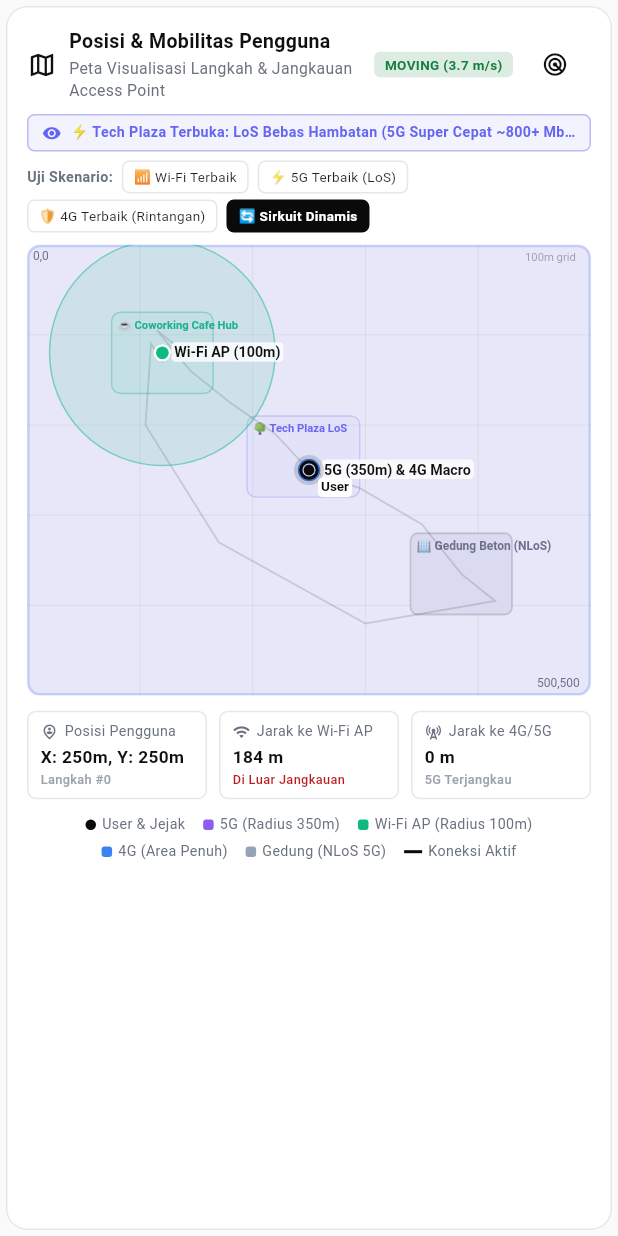
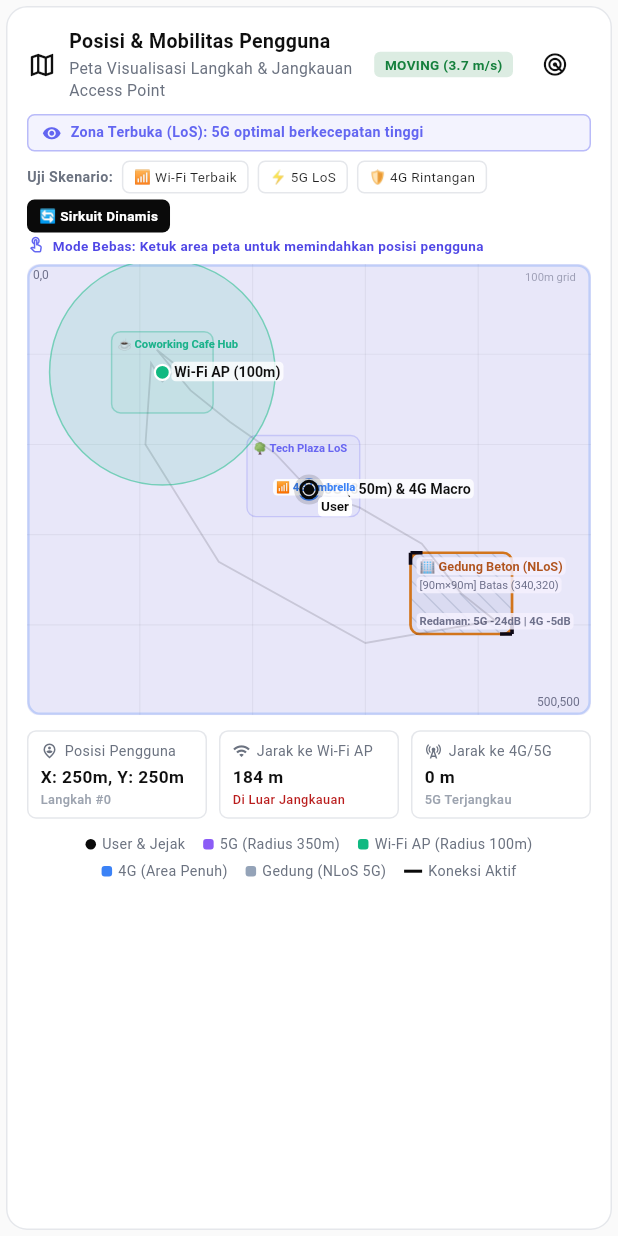
Before and after one commit to fritzuu/wmc-handsign, a Flutter app: the SimulationMapCard widget shown alone on an empty page, opened directly, on a phone screen of 412 x 824 dp. Run offline on Flutter 3.47's test engine with Material 3 defaults, Android fonts, the phone set to English and light mode, and no system bars; our stand-ins replace go_router, shared_preferences; accounts and stored records are empty; statements that could not run were skipped.

Commit message:
feat(map): render concrete architectural hatching, boundary brackets, and physical obstacle specifications

```diff
--- a/mobile/lib/widgets/simulation_map_card.dart
+++ b/mobile/lib/widgets/simulation_map_card.dart
@@ -128,24 +128,24 @@ class _SimulationMapCardState extends State<SimulationMapCard> {
                 if (isInObstacle) {
                   bannerColor = AppTheme.errorRed;
                   bannerIcon = Icons.domain_disabled;
-                  bannerText = '🏢 NLoS Gedung Beton: 5G Teredam -24dB ➔ 4G Menjadi Penyelamat #1';
+                  bannerText = 'Zona Rintangan (NLoS): 5G teredam -24dB, dialihkan ke 4G';
                 } else if (distWifi <= 70.0) {
                   bannerColor = const Color(0xFF10B981); // Emerald / Teal
                   bannerIcon = Icons.wifi_tethering;
-                  bannerText = '☕ Coworking Cafe Hub: Wi-Fi Optimal (Latensi Rendah 8ms, Hemat Biaya)';
+                  bannerText = 'Zona Wi-Fi Cafe: Latensi rendah 8ms, hemat kuota';
                 } else if (is5gInRange) {
                   bannerColor = const Color(0xFF6366F1); // Indigo
                   bannerIcon = Icons.visibility;
-                  bannerText = '⚡ Tech Plaza Terbuka: LoS Bebas Hambatan (5G Super Cepat ~800+ Mbps)';
+                  bannerText = 'Zona Terbuka (LoS): 5G optimal berkecepatan tinggi';
                 } else {
                   bannerColor = const Color(0xFF3B82F6); // Blue
                   bannerIcon = Icons.directions_walk;
-                  bannerText = '🚶 Koridor Mobilitas: Di Bawah Jangkauan Payung Luas 4G LTE';
+                  bannerText = 'Zona Koridor: Jangkauan stabil 4G LTE';
                 }
 
                 return Container(
                   margin: const EdgeInsets.only(top: 8, bottom: 6),
-                  padding: const EdgeInsets.symmetric(horizontal: 9, vertical: 4.5),
+                  padding: const EdgeInsets.symmetric(horizontal: 9, vertical: 5),
                   decoration: BoxDecoration(
                     color: bannerColor.withValues(alpha: isDark ? 0.15 : 0.08),
                     borderRadius: BorderRadius.circular(5),
@@ -168,8 +168,10 @@ class _SimulationMapCardState extends State<SimulationMapCard> {
                             fontSize: 9.5,
                             fontWeight: FontWeight.bold,
                             color: bannerColor,
+                            height: 1.25,
                           ),
-                          overflow: TextOverflow.ellipsis,
+                          maxLines: 2,
+                          softWrap: true,
                         ),
                       ),
                     ],
@@ -200,14 +202,14 @@ class _SimulationMapCardState extends State<SimulationMapCard> {
                   borderColor: context.borderColor,
                 ),
                 _ScenarioChip(
-                  label: '⚡ 5G Terbaik (LoS)',
+                  label: '⚡ 5G LoS',
                   isActive: activeScenario == SimulationPresetScenario.fiveGLineOfSight,
                   onTap: () => controller.applyPresetScenario(SimulationPresetScenario.fiveGLineOfSight),
                   isDark: isDark,
                   borderColor: context.borderColor,
                 ),
                 _ScenarioChip(
-                  label: '🛡️ 4G Terbaik (Rintangan)',
+                  label: '🛡️ 4G Rintangan',
                   isActive: activeScenario == SimulationPresetScenario.fourGObstacle,
                   onTap: () => controller.applyPresetScenario(SimulationPresetScenario.fourGObstacle),
                   isDark: isDark,
@@ -222,16 +224,49 @@ class _SimulationMapCardState extends State<SimulationMapCard> {
                 ),
               ],
             ),
-            const SizedBox(height: 8),
+            // Panduan Sandbox Interaktif
+            Padding(
+              padding: const EdgeInsets.only(top: 2.0, bottom: 6.0),
+              child: Row(
+                children: [
+                  const Icon(Icons.touch_app_outlined, size: 12, color: Color(0xFF6366F1)),
+                  const SizedBox(width: 5),
+                  Expanded(
+                    child: Text(
+                      'Mode Bebas: Ketuk area peta untuk memindahkan posisi pengguna',
+                      style: TextStyle(
+                        fontSize: 9,
+                        fontWeight: FontWeight.w600,
+                        color: isDark ? const Color(0xFFA5B4FC) : const Color(0xFF4F46E5),
+                      ),
+                      maxLines: 2,
+                      softWrap: true,
+                    ),
+                  ),
+                ],
+              ),
+            ),
 
-            // Canvas Peta 2D
+            // Canvas Peta 2D dengan Interaksi Tap-to-Place
             ClipRRect(
               borderRadius: BorderRadius.circular(8),
               child: Container(
                 color: isDark ? const Color(0xFF141414) : const Color(0xFFF1F5F9),
                 child: AspectRatio(
                   aspectRatio: 1.25,
+                  child: LayoutBuilder(
+                    builder: (context, constraints) {
+                      return GestureDetector(
+                        behavior: HitTestBehavior.opaque,
+                        onTapDown: (details) {
+                          final double localX = details.localPosition.dx;
+                          final double localY = details.localPosition.dy;
+                          final double simX = (localX / constraints.maxWidth * 500.0).clamp(0.0, 500.0);
+                          final double simY = (localY / constraints.maxHeight * 500.0).clamp(0.0, 500.0);
+                          controller.teleportUser(MobilityPoint(simX, simY));
+                        },
                         child: CustomPaint(
+                          size: Size(constraints.maxWidth, constraints.maxHeight),
                           painter: _SimulationCanvasPainter(
                             userPosition: userPos,
                             history: controller.history,
@@ -247,6 +282,9 @@ class _SimulationMapCardState extends State<SimulationMapCard> {
                             primaryTextColor: context.textPrimaryColor,
                             secondaryTextColor: context.textSecondaryColor,
                           ),
+                        ),
+                      );
+                    },
                   ),
                 ),
               ),
@@ -579,27 +617,87 @@ class _SimulationCanvasPainter extends CustomPainter {
       final obsBottomRight = toCanvas(obs.x + obs.width, obs.y + obs.height);
       final obsRect = Rect.fromPoints(obsTopLeft, obsBottomRight);
 
+      // 1. Background Gedung Beton
       final obsFill = Paint()
-        ..color = isDark ? const Color(0xFF222222) : const Color(0xFFE2E8F0)
+        ..color = isInObstacle
+            ? (isDark ? const Color(0xFF450A0A).withValues(alpha: 0.50) : const Color(0xFFFEE2E2))
+            : (isDark ? const Color(0xFF1E2530) : const Color(0xFFE2E8F0))
         ..style = PaintingStyle.fill;
-      canvas.drawRRect(RRect.fromRectAndRadius(obsRect, const Radius.circular(5)), obsFill);
+      canvas.drawRRect(RRect.fromRectAndRadius(obsRect, const Radius.circular(6)), obsFill);
 
+      // 2. Pola Arsir Arsitektur Beton (Diagonal Cross-Hatching)
+      final hatchPaint = Paint()
+        ..color = (isInObstacle ? AppTheme.errorRed : const Color(0xFF94A3B8)).withValues(alpha: isDark ? 0.35 : 0.40)
+        ..style = PaintingStyle.stroke
+        ..strokeWidth = 1.0;
+      canvas.save();
+      canvas.clipRRect(RRect.fromRectAndRadius(obsRect, const Radius.circular(6)));
+      const hatchSpacing = 12.0;
+      final totalWidth = obsRect.width + obsRect.height;
+      for (double i = -obsRect.height; i < totalWidth; i += hatchSpacing) {
+        canvas.drawLine(
+          Offset(obsRect.left + i, obsRect.top),
+          Offset(obsRect.left + i + obsRect.height, obsRect.bottom),
+          hatchPaint,
+        );
+      }
+      canvas.restore();
+
+      // 3. Batas Dinding Fisik Rintangan (Clear Solid Structural Wall Border)
       final obsBorder = Paint()
         ..color = isInObstacle
-            ? AppTheme.errorRed.withValues(alpha: 0.7)
-            : (isDark ? Colors.white.withValues(alpha: 0.15) : Colors.black.withValues(alpha: 0.15))
+            ? AppTheme.errorRed
+            : (isDark ? const Color(0xFFF59E0B) : const Color(0xFFD97706)) // Amber tegas
         ..style = PaintingStyle.stroke
-        ..strokeWidth = 1.2;
-      canvas.drawRRect(RRect.fromRectAndRadius(obsRect, const Radius.circular(5)), obsBorder);
+        ..strokeWidth = isInObstacle ? 2.2 : 1.8;
+      canvas.drawRRect(RRect.fromRectAndRadius(obsRect, const Radius.circular(6)), obsBorder);
 
-      // Label Gedung
+      // 4. Bracket Sudut Perimetris (Corner Bracket Markers)
+      final bracketPaint = Paint()
+        ..color = isInObstacle ? AppTheme.errorRed : (isDark ? Colors.white : Colors.black)
+        ..style = PaintingStyle.stroke
+        ..strokeWidth = 2.4;
+      const bracketLen = 8.0;
+      // Top-Left
+      canvas.drawLine(obsTopLeft, Offset(obsTopLeft.dx + bracketLen, obsTopLeft.dy), bracketPaint);
+      canvas.drawLine(obsTopLeft, Offset(obsTopLeft.dx, obsTopLeft.dy + bracketLen), bracketPaint);
+      // Bottom-Right
+      canvas.drawLine(obsBottomRight, Offset(obsBottomRight.dx - bracketLen, obsBottomRight.dy), bracketPaint);
+      canvas.drawLine(obsBottomRight, Offset(obsBottomRight.dx, obsBottomRight.dy - bracketLen), bracketPaint);
+
+      // 5. Label Header Gedung Beton
       _drawText(
         canvas,
         '🏢 ${obs.name}',
-        Offset(obsTopLeft.dx + 4, obsTopLeft.dy + 4),
-        8.0,
+        Offset(obsTopLeft.dx + 6, obsTopLeft.dy + 4),
+        8.5,
+        isInObstacle ? AppTheme.errorRed : (isDark ? const Color(0xFFFCD34D) : const Color(0xFFB45309)),
+        isBold: true,
+        hasBg: true,
+        bgColor: isDark ? const Color(0xFF121212).withValues(alpha: 0.85) : Colors.white.withValues(alpha: 0.85),
+      );
+
+      // 6. Label Dimensi & Batas Koordinat
+      _drawText(
+        canvas,
+        '[90m×90m] Batas (${obs.x.toInt()},${obs.y.toInt()})',
+        Offset(obsTopLeft.dx + 6, obsTopLeft.dy + 17),
+        7.5,
         secondaryTextColor,
+        hasBg: true,
+        bgColor: isDark ? const Color(0xFF121212).withValues(alpha: 0.85) : Colors.white.withValues(alpha: 0.85),
+      );
+
+      // 7. Keterangan Redaman Fisik RF
+      _drawText(
+        canvas,
+        'Redaman: 5G -24dB | 4G -5dB',
+        Offset(obsTopLeft.dx + 6, obsBottomRight.dy - 13),
+        7.5,
+        isInObstacle ? AppTheme.errorRed : secondaryTextColor,
         isBold: true,
+        hasBg: true,
+        bgColor: isDark ? const Color(0xFF121212).withValues(alpha: 0.85) : Colors.white.withValues(alpha: 0.85),
       );
     }
 
@@ -787,29 +885,59 @@ class _SimulationCanvasPainter extends CustomPainter {
       }
     }
 
-    // 4. Garis Koneksi Aktif (User -> Active Base Station / AP)
+    // 4. Garis Koneksi Aktif (Laser Beam: User -> Active Base Station / AP)
     if (activeNode != null) {
       final nodeCanvasPos = toCanvas(activeNode.position.x, activeNode.position.y);
-      final linkColor = isUnavailable
-          ? AppTheme.errorRed
-          : (isDark ? Colors.white : AppTheme.darkNavy);
+      final bool isBlockedByObstacle = isInObstacle && activeNode.technology == NetworkTechnology.nr;
+      final Color linkColor;
+      final String linkLabel;
 
+      if (isUnavailable) {
+        linkColor = AppTheme.errorRed;
+        linkLabel = '❌ Terputus';
+      } else if (isBlockedByObstacle) {
+        linkColor = AppTheme.errorRed;
+        linkLabel = '⛔ NLoS (-24dB)';
+      } else if (activeNode.technology == NetworkTechnology.wlan) {
+        linkColor = const Color(0xFF10B981); // Emerald
+        linkLabel = '📶 Wi-Fi 6 (LoS)';
+      } else if (activeNode.technology == NetworkTechnology.nr) {
+        linkColor = const Color(0xFF8B5CF6); // Purple
+        linkLabel = '⚡ 5G LoS (~800M)';
+      } else {
+        linkColor = const Color(0xFF3B82F6); // Blue
+        linkLabel = isInObstacle ? '🛡️ 4G Tembus Beton' : '📶 4G Umbrella';
+      }
+
+      // Glow beam luar
+      final glowPaint = Paint()
+        ..color = linkColor.withValues(alpha: isBlockedByObstacle ? 0.15 : (isDark ? 0.25 : 0.18))
+        ..style = PaintingStyle.stroke
+        ..strokeWidth = 3.5;
+      canvas.drawLine(currentUserCanvasPos, nodeCanvasPos, glowPaint);
+
+      // Core laser beam dalam
       final linkPaint = Paint()
-        ..color = linkColor.withValues(alpha: isUnavailable ? 0.75 : 0.6)
+        ..color = linkColor.withValues(alpha: isUnavailable ? 0.75 : 0.9)
         ..style = PaintingStyle.stroke
-        ..strokeWidth = isUnavailable ? 1.5 : 1.8;
-
+        ..strokeWidth = isBlockedByObstacle ? 1.2 : 1.8;
       canvas.drawLine(currentUserCanvasPos, nodeCanvasPos, linkPaint);
 
-      // Titik tengah garis koneksi dengan indikator
+      // Label status sinyal di tengah garis koneksi
       final midPoint = Offset(
         (currentUserCanvasPos.dx + nodeCanvasPos.dx) / 2,
         (currentUserCanvasPos.dy + nodeCanvasPos.dy) / 2,
       );
-      final midDotPaint = Paint()
-        ..color = linkColor
-        ..style = PaintingStyle.fill;
-      canvas.drawCircle(midPoint, 2.5, midDotPaint);
+      _drawText(
+        canvas,
+        linkLabel,
+        Offset(midPoint.dx - 22, midPoint.dy - 6),
+        7.5,
+        linkColor,
+        isBold: true,
+        hasBg: true,
+        bgColor: isDark ? const Color(0xFF141414).withValues(alpha: 0.9) : Colors.white.withValues(alpha: 0.9),
+      );
     }
 
     // 5. Posisi Pengguna Terkini (Current User Marker)
```
Lines whose indentation alone changed are shown as unchanged.
